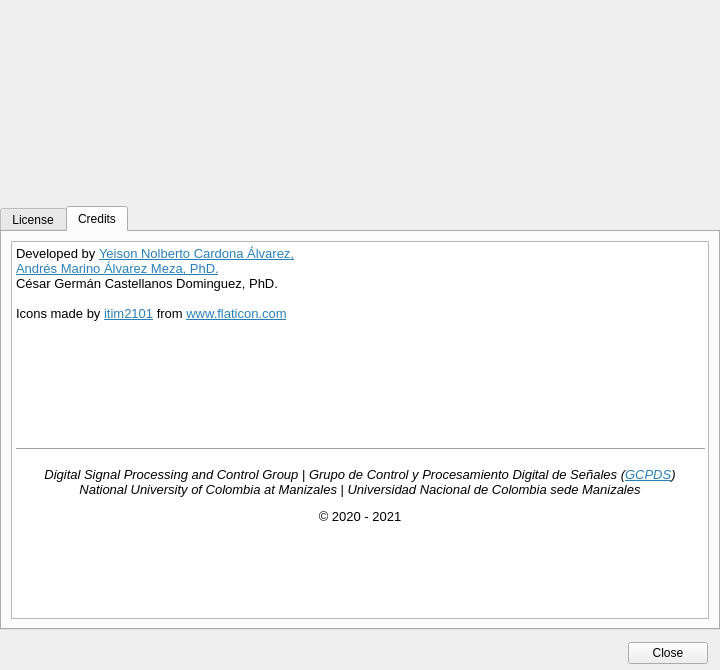
First picture: the form in bci_framework/framework/qtgui/about.ui, repository UN-GCPDS/bci-framework, before the edit.
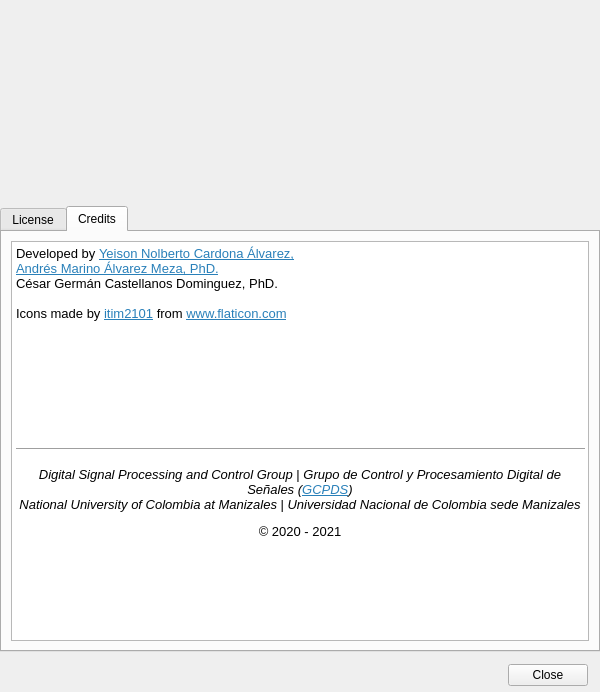
Second picture: the form after the edit. Icons and pictures are not drawn.

Commit message: Update banner for about dialog

Diff of the .ui file:
```diff
--- a/bci_framework/framework/qtgui/about.ui
+++ b/bci_framework/framework/qtgui/about.ui
@@ -6,10 +6,16 @@
    <rect>
     <x>0</x>
     <y>0</y>
-    <width>720</width>
-    <height>670</height>
+    <width>600</width>
+    <height>692</height>
    </rect>
   </property>
+  <property name="minimumSize">
+   <size>
+    <width>599</width>
+    <height>0</height>
+   </size>
+  </property>
   <property name="windowTitle">
    <string>BCI Famework - About</string>
   </property>
@@ -113,13 +119,13 @@
      <widget class="QLabel" name="label">
       <property name="minimumSize">
        <size>
-        <width>720</width>
+        <width>600</width>
         <height>200</height>
        </size>
       </property>
       <property name="maximumSize">
        <size>
-        <width>720</width>
+        <width>600</width>
         <height>200</height>
        </size>
       </property>
```
Left out of the diff: 3 changed lines with no effect on the pictures. The commit also changes 3 other files.
